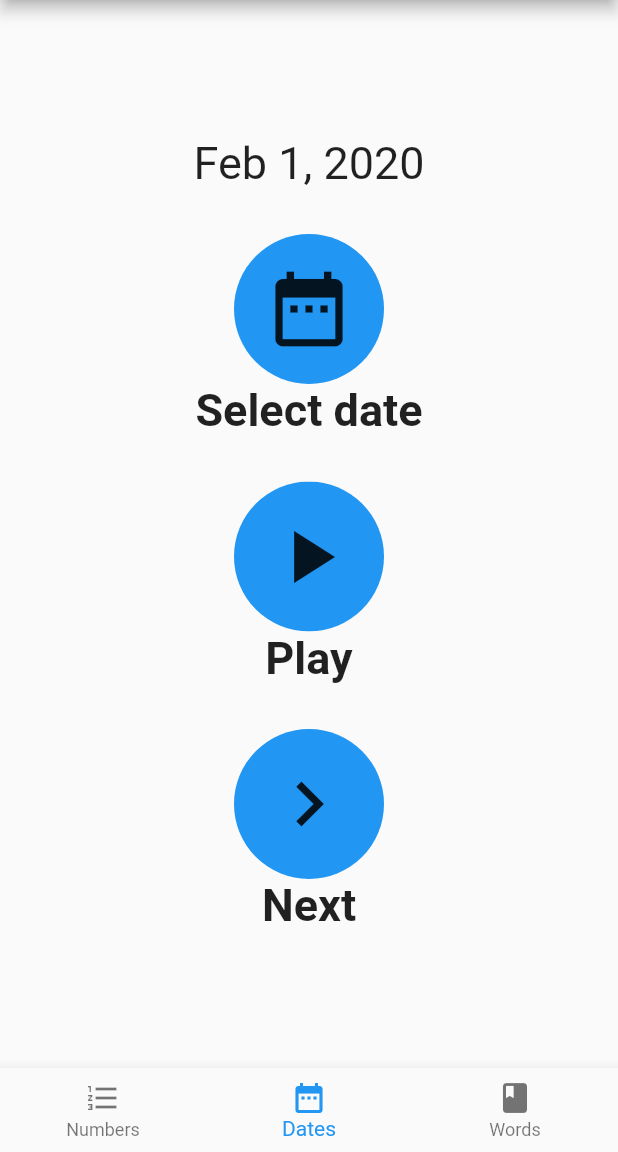
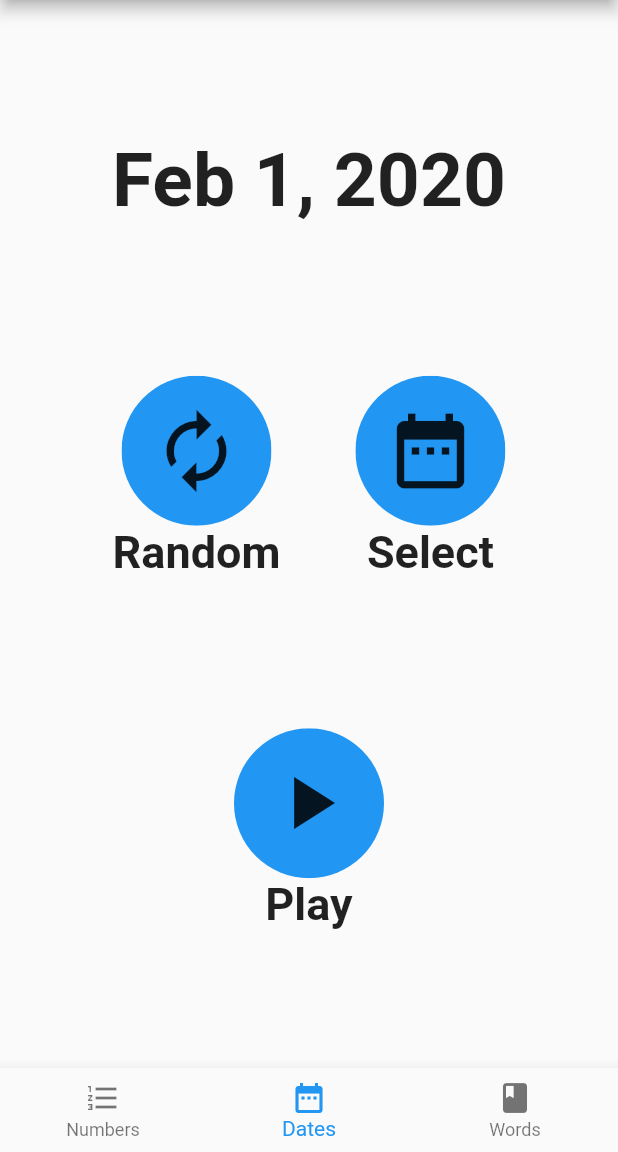
Before and after one commit to janagrill/aphasia-helper, a Flutter app: the screen it shows after launch, item 2 of the bottom bar chosen, on a phone screen of 412 x 824 dp, the part 84-1236 px from its top. Run offline on Flutter 3.47's test engine with Material 2 defaults, Android fonts, the light colour scheme and no system bars; our stand-ins replace flutter_tts.

Commit message:
Change layout DateTrainer

```diff
--- a/lib/date_trainer.dart
+++ b/lib/date_trainer.dart
@@ -39,7 +39,7 @@ class _DateTrainerState extends State<DateTrainer> {
     flutterTts.speak(dateFormat.format(date));
   }
 
-  _selectRandomDate() {
+  _regenerateDate() {
     var offset = Random().nextInt(355);
     var year = DateTime.now().year;
     var date = DateTime(year).add(Duration(days: offset));
@@ -51,26 +51,36 @@ class _DateTrainerState extends State<DateTrainer> {
     return Column(
       mainAxisSize: MainAxisSize.min,
       children: <Widget>[
-        Text(dateFormat.format(selectedDate),
-            style: TextStyle(fontSize: 30)),
-        SizedBox(height: 30),
-        RoundButton(
-          text: 'Select date',
-          icon: Icons.date_range,
-          onPressed: () => _selectDate(context),
+        Text(
+          dateFormat.format(selectedDate),
+          style: TextStyle(
+            fontSize: 50,
+            fontWeight: FontWeight.bold,
+          ),
         ),
-        SizedBox(height: 30),
+        SizedBox(height: 100),
+        Row(
+          mainAxisAlignment: MainAxisAlignment.center,
+          children: <Widget>[
+            RoundButton(
+              text: 'Random',
+              icon: Icons.autorenew,
+              onPressed: () => _regenerateDate(),
+            ),
+            SizedBox(width: 50),
+            RoundButton(
+              text: 'Select',
+              icon: Icons.date_range,
+              onPressed: () => _selectDate(context),
+            ),
+          ],
+        ),
+        SizedBox(height: 100),
         RoundButton(
           text: 'Play',
           icon: Icons.play_arrow,
           onPressed: () => _speak(selectedDate),
         ),
-        SizedBox(height: 30),
-        RoundButton(
-          text: 'Next',
-          icon: Icons.navigate_next,
-          onPressed: () => _selectRandomDate(),
-        ),
       ],
     );
   }
```
